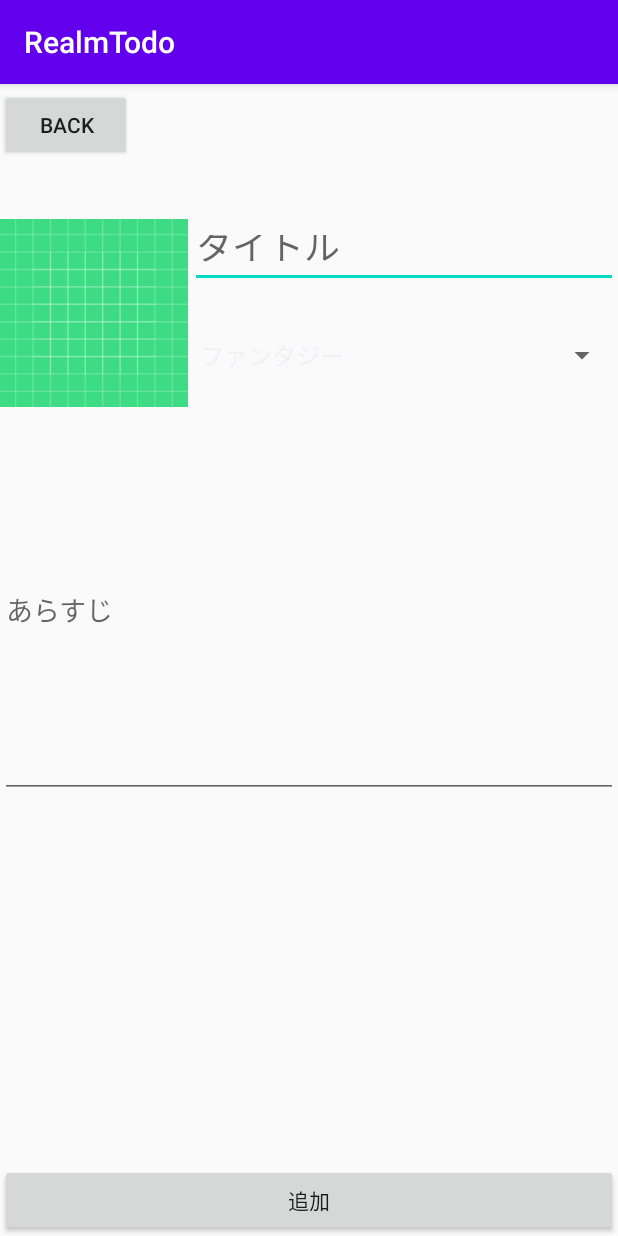
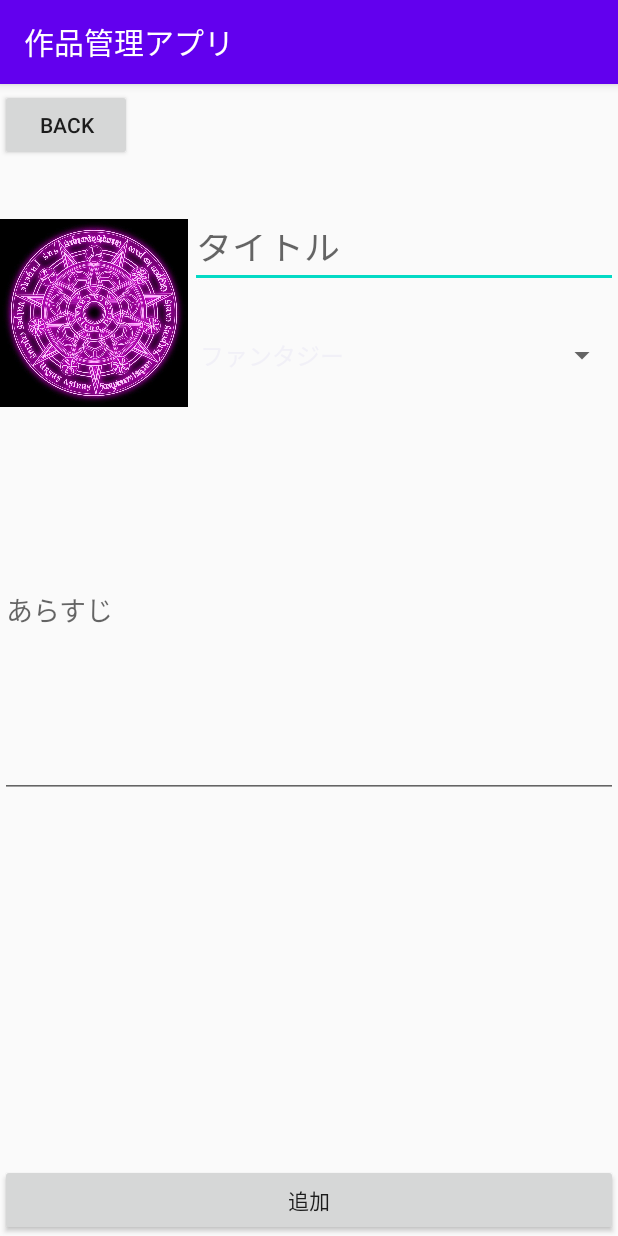
Before and after one commit to kyoroxchan/Book, an Android app: the screen it shows after launch (AddActivity), after a tap on "追加画面へ", on a phone screen of 412 x 824 dp. Run offline under Robolectric (Android 15) with nearby library versions, the phone set to English and light mode, and no system bars; libraries missing offline, so code that uses them is left out: io.realm; 6 statements that could not run were skipped.

Commit message:
ジャンル別に画像をつけるようにした

```diff
--- a/app/src/main/java/app/nakamura/kyoro/realmtodo/AddActivity.kt
+++ b/app/src/main/java/app/nakamura/kyoro/realmtodo/AddActivity.kt
@@ -9,6 +9,7 @@ import android.widget.Spinner
 import io.realm.Realm
 import kotlinx.android.synthetic.main.activity_add.*
 import kotlinx.android.synthetic.main.activity_add.view.*
+import kotlinx.android.synthetic.main.list_item.*
 import java.util.*
 
 class AddActivity : AppCompatActivity() {
@@ -43,6 +44,8 @@ class AddActivity : AppCompatActivity() {
                 val spinnerParent = parent as Spinner
                 val item = spinnerParent.selectedItem as String
                 spinneritem = item
+                val imageId = getImageId(item)
+                imageView2.setImageResource(imageId)
                 // Kotlin Android Extensions
             }
 
@@ -59,17 +62,40 @@ class AddActivity : AppCompatActivity() {
             val name: String = nameText.text.toString()
             val tag: String = spinneritem
             val story: String = storyText.text.toString()
-            create(name, tag, story)
+            val imageId = getImageId(tag)
+            create(name, tag, story, imageId)
             finish()
         }
     }
 
-    fun create(name: String, tag: String, story: String) {
+    fun create(name: String, tag: String, story: String, imageId: Int) {
         realm.executeTransaction {
             val book = it.createObject(Book::class.java, UUID.randomUUID().toString())
             book.name = name
             book.tag = tag
             book.story = story
+            book.imageId = imageId
         }
     }
+
+    fun getImageId(tag: String):Int {
+        var imageId = 0
+
+        if (tag == "ファンタジー") {
+            imageId = R.drawable.fantaji
+        }
+        if (tag == "恋愛") {
+            imageId = R.drawable.renai
+        }
+        if (tag == "アクション") {
+            imageId = R.drawable.akusilon
+        }
+        if (tag == "ホラー") {
+            imageId = R.drawable.pien
+        }
+        if (tag == "ヒューマンドラマ") {
+            imageId = R.drawable.human
+        }
+        return imageId
+    }
 }
--- a/app/src/main/java/app/nakamura/kyoro/realmtodo/Book.kt
+++ b/app/src/main/java/app/nakamura/kyoro/realmtodo/Book.kt
@@ -9,5 +9,6 @@ open class Book(
     open var name: String = "",
     open var tag: String = "",
     open var story: String = "",
+    open var imageId: Int = 0,
     open var createdAt: Date = Date(System.currentTimeMillis())
 ) : RealmObject()
--- a/app/src/main/java/app/nakamura/kyoro/realmtodo/DetailActivity.kt
+++ b/app/src/main/java/app/nakamura/kyoro/realmtodo/DetailActivity.kt
@@ -4,6 +4,7 @@ import androidx.appcompat.app.AppCompatActivity
 import android.os.Bundle
 import io.realm.Realm
 import kotlinx.android.synthetic.main.activity_detail.*
+import kotlinx.android.synthetic.main.list_item.view.*
 
 class DetailActivity : AppCompatActivity() {
 
@@ -22,6 +23,7 @@ class DetailActivity : AppCompatActivity() {
         nameTextView.text = book.name
         tagTextView.text = book.tag
         storyTextView.text = book.story
+        imageView2.setImageResource(book.imageId)
 
         //戻るボタン
         backButton.setOnClickListener {
--- a/app/src/main/res/layout/activity_add.xml
+++ b/app/src/main/res/layout/activity_add.xml
@@ -68,6 +68,7 @@
         app:layout_constraintStart_toStartOf="parent"
         app:layout_constraintTop_toTopOf="parent"
         app:layout_constraintVertical_bias="1.0" />
+
     <Button
         android:id="@+id/backButton"
         android:layout_width="wrap_content"
--- /dev/null
+++ b/app/src/main/res/menu/menu_main.xml
@@ -0,0 +1,10 @@
+<?xml version="1.0" encoding="utf-8"?>
+<menu xmlns:android="http://schemas.android.com/apk/res/android"
+    xmlns:app="http://schemas.android.com/apk/res-auto">
+    <item
+        android:id="@+id/addButton"
+        android:icon="@android:drawable/ic_menu_search"
+        android:title="Add"
+        app:showAsAction="ifRoom"></item>
+
+</menu>
--- a/app/src/main/res/values/strings.xml
+++ b/app/src/main/res/values/strings.xml
@@ -1,3 +1,3 @@
 <resources>
-    <string name="app_name">RealmTodo</string>
+    <string name="app_name">作品管理アプリ</string>
 </resources>
```
Also changed, not shown: app/src/main/java/app/nakamura/kyoro/realmtodo/BookAdapter.kt (+4 -4 lines), app/src/main/java/app/nakamura/kyoro/realmtodo/MainActivity.kt (+23 -10 lines), app/src/main/res/layout/activity_detail.xml (+5 -3 lines), app/src/main/res/layout/list_item.xml (+10 -11 lines), app/src/main/res/drawable/akusilon.png (added), app/src/main/res/drawable/fantaji.jpg (added), app/src/main/res/drawable/human.png (added), app/src/main/res/drawable/pien.jpg (added), app/src/main/res/drawable/renai.png (added).
